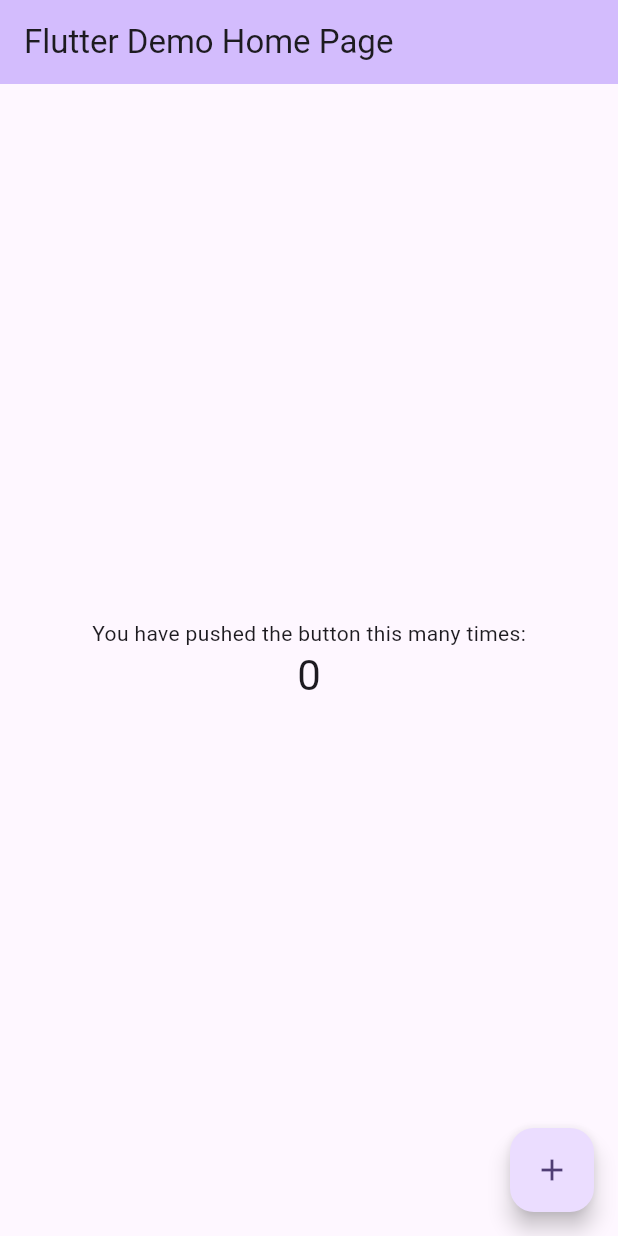
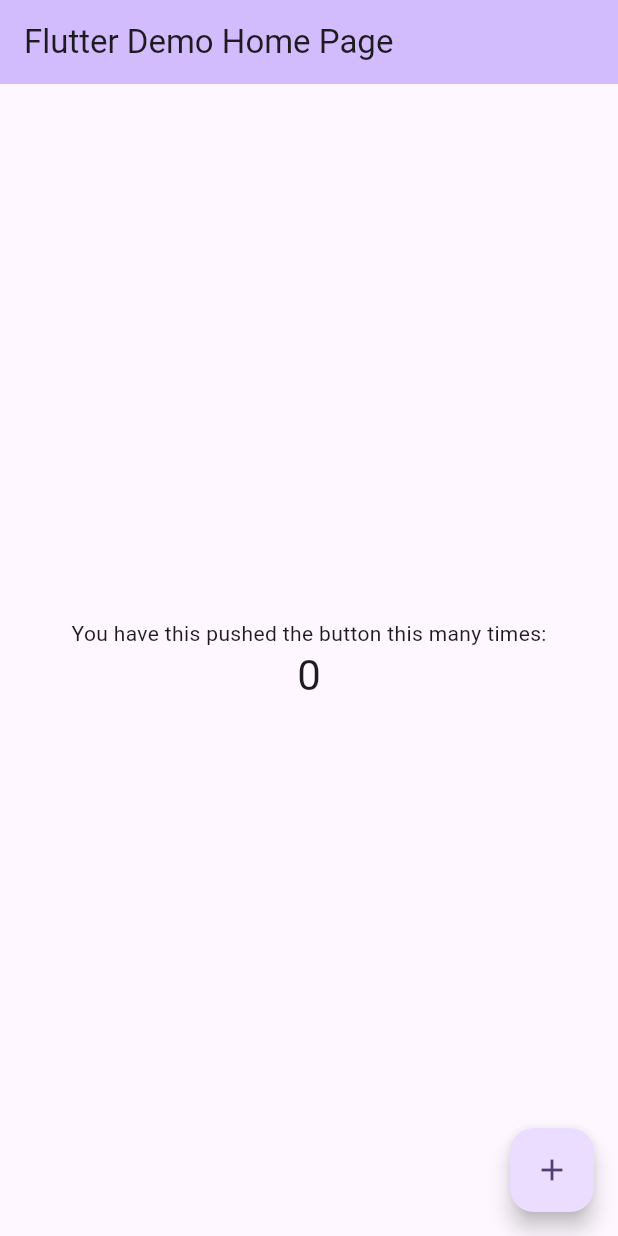
Before and after one commit to HoangDuck/flutter-fastlane-cicd-integration, a Flutter app: the screen it shows after launch, on a phone screen of 412 x 824 dp. Run offline on Flutter 3.47's test engine with Material 3 defaults, Android fonts, the phone set to English and light mode, and no system bars.

Commit message:
change title 1

```diff
--- a/lib/main.dart
+++ b/lib/main.dart
@@ -106,7 +106,7 @@ class _MyHomePageState extends State<MyHomePage> {
           mainAxisAlignment: MainAxisAlignment.center,
           children: <Widget>[
             const Text(
-              'You have pushed the button this many times:',
+              'You have this pushed the button this many times:',
             ),
             Text(
               '$_counter',
```
